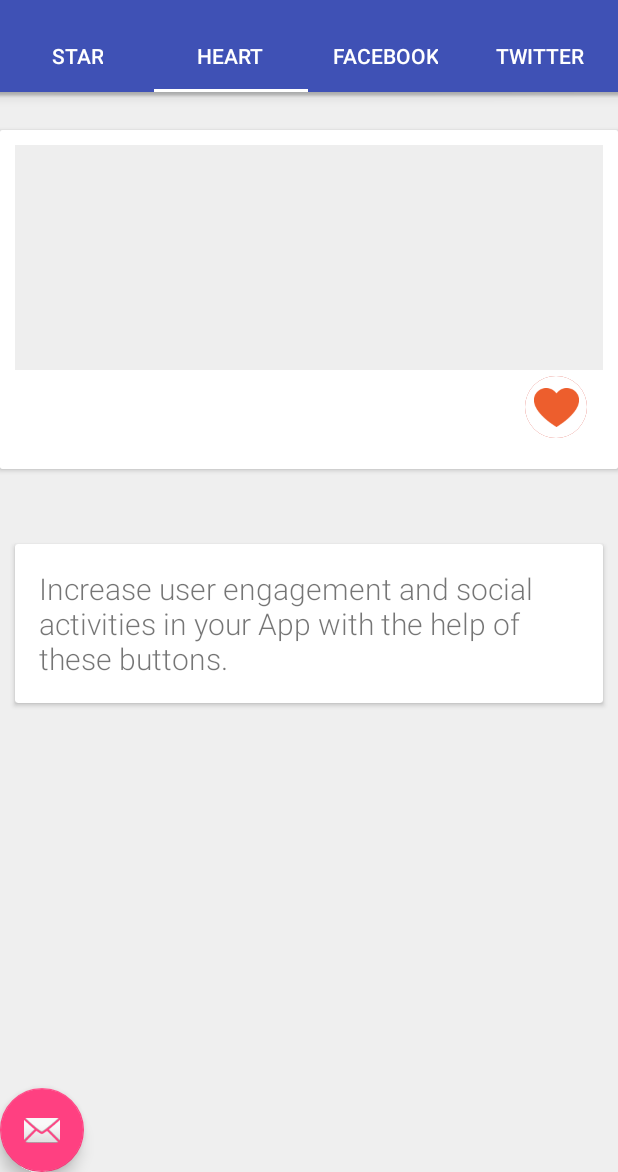
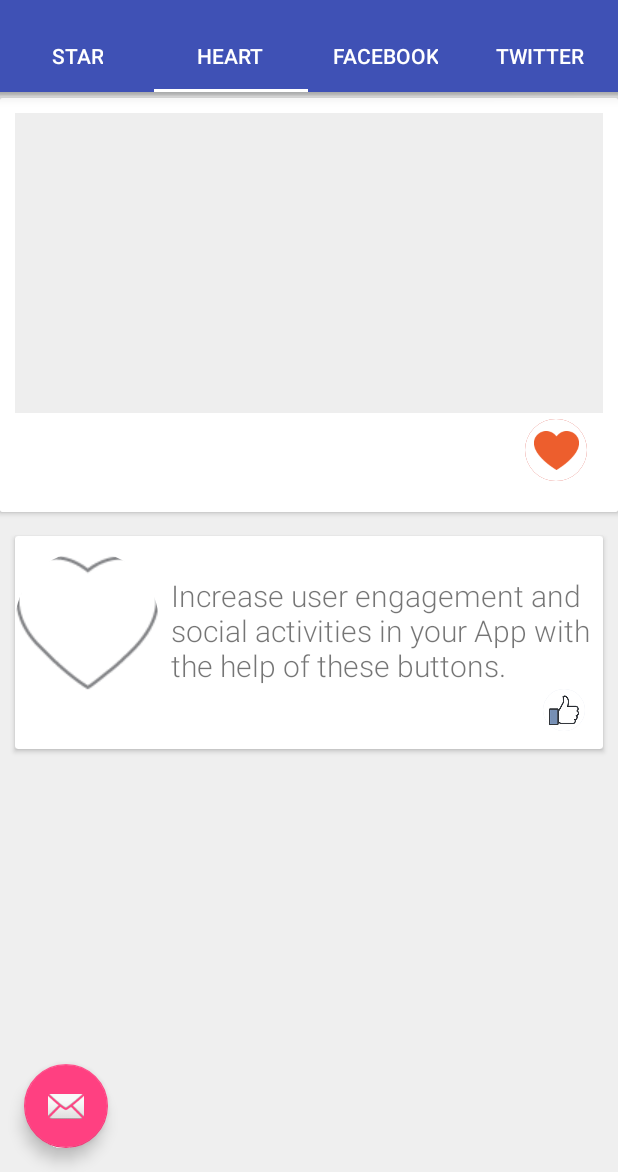
Before and after one commit to mhraju/Spark, an Android app: the screen it shows after launch (DemoActivity), tab 2 chosen, on a phone screen of 412 x 824 dp, the part 64-1236 px from its top. Run offline under Robolectric (Android 15) with nearby library versions, the phone set to English and light mode, and no system bars; our stand-ins replace CircleImageView; libraries missing offline, so code that uses them is left out: com.hanks.htextview, com.joaquimley.faboptions; plain views replace FabOptions; pictures from the network do not load; 7 statements that could not run were skipped.

Commit message:
heart changes

```diff
--- a/app/src/main/java/com/varunest/sample/DemoActivity.java
+++ b/app/src/main/java/com/varunest/sample/DemoActivity.java
@@ -173,14 +173,18 @@ public class DemoActivity extends AppCompatActivity {
         GlideDrawableImageViewTarget imageViewTarget = new GlideDrawableImageViewTarget(imageView);
         Glide.with(this).load(R.raw.bd_gift).into(imageViewTarget);
 
-        ((SparkButton) heartLayout.findViewById(R.id.heart_button)).setChecked(false);
+       /* ((SparkButton) heartLayout.findViewById(R.id.heart_button)).setChecked(true);
         new Handler().postDelayed(new Runnable() {
             @Override
             public void run() {
                 ((SparkButton) heartLayout.findViewById(R.id.heart_button)).setChecked(true);
                 ((SparkButton) heartLayout.findViewById(R.id.heart_button)).playAnimation();
             }
-        }, 300);
+        }, 300);*/
+
+        ((SparkButton) heartLayout.findViewById(R.id.heart_button)).playAnimation();
+
+        ((SparkButton) heartLayout.findViewById(R.id.facebook_button)).playAnimation();
     }
 
     private void playStarAnimation(final View starLayout) {
--- a/app/src/main/res/layout/activity_demo.xml
+++ b/app/src/main/res/layout/activity_demo.xml
@@ -8,34 +8,6 @@
     android:clipChildren="false"
     android:clipToPadding="false"
     tools:context="com.varunest.sample.DemoActivity">
-
-    <android.support.v7.widget.Toolbar
-        android:id="@+id/toolbar"
-        android:layout_width="match_parent"
-        android:layout_height="wrap_content"
-        android:minHeight="?actionBarSize"
-        android:background="@color/colorPrimary"
-        android:theme="@style/ThemeOverlay.AppCompat.Dark.ActionBar"
-        app:contentInsetLeft="0.0dip"
-        app:contentInsetStart="0.0dip"
-        app:popupTheme="@style/ThemeOverlay.AppCompat.Light">
-
-        <TextView
-            android:id="@+id/title"
-            style="@style/TextAppearance.AppCompat.Widget.ActionBar.Title"
-            android:layout_width="wrap_content"
-            android:layout_height="wrap_content"
-            android:layout_marginLeft="16dp"
-            android:fontFamily="sans-serif"
-            android:gravity="center_vertical"
-            android:lines="1"
-            android:paddingBottom="2.0dip"
-            android:paddingLeft="2.0dip"
-            android:paddingRight="2.0dip"
-            android:text="@string/app_name"
-            android:textColor="@android:color/white" />
-
-    </android.support.v7.widget.Toolbar>
 
 
     <android.support.design.widget.TabLayout
@@ -62,4 +34,34 @@
         android:layout_height="10.0dip"
         android:layout_below="@id/tabs"
         android:background="@drawable/bottom_shadow" />
+
+    <android.support.v7.widget.Toolbar
+        android:id="@+id/toolbar"
+        android:layout_width="match_parent"
+        android:layout_height="wrap_content"
+        android:minHeight="?actionBarSize"
+        android:background="@color/colorPrimary"
+        android:theme="@style/ThemeOverlay.AppCompat.Dark.ActionBar"
+        app:contentInsetLeft="0.0dip"
+        app:contentInsetStart="0.0dip"
+        app:popupTheme="@style/ThemeOverlay.AppCompat.Light"
+        android:layout_alignParentTop="true"
+        android:layout_alignParentStart="true">
+
+        <TextView
+            android:id="@+id/title"
+            style="@style/TextAppearance.AppCompat.Widget.ActionBar.Title"
+            android:layout_width="wrap_content"
+            android:layout_height="wrap_content"
+            android:layout_marginLeft="16dp"
+            android:fontFamily="sans-serif"
+            android:gravity="center_vertical"
+            android:lines="1"
+            android:paddingBottom="2.0dip"
+            android:paddingLeft="2.0dip"
+            android:paddingRight="2.0dip"
+            android:text="@string/app_name"
+            android:textColor="@android:color/white" />
+
+    </android.support.v7.widget.Toolbar>
 </RelativeLayout>
--- a/app/src/main/res/layout/activity_main.xml
+++ b/app/src/main/res/layout/activity_main.xml
@@ -25,6 +25,7 @@
         android:id="@+id/fab"
         android:layout_width="wrap_content"
         android:layout_height="wrap_content"
+        android:layout_margin="16dp"
         android:layout_gravity="bottom|center_vertical"
         app:srcCompat="@android:drawable/ic_dialog_email" />
 
--- a/app/src/main/res/layout/demo_heart.xml
+++ b/app/src/main/res/layout/demo_heart.xml
@@ -18,7 +18,7 @@
             android:layout_width="match_parent"
             android:layout_height="wrap_content"
             android:layout_gravity="center_horizontal"
-            android:layout_marginTop="25dp"
+            android:layout_marginTop="4dp"
             android:clipChildren="false"
             android:clipToPadding="false">
 
@@ -34,8 +34,10 @@
                 <ImageView
                     android:id="@+id/image_heart"
                     android:layout_width="match_parent"
-                    android:layout_height="150dp"
+                    android:layout_height="200dp"
                     android:background="#eee" />
+
+                <!--app:sparkbutton_inActiveImage="@drawable/heartassh"-->
 
                 <com.varunest.sparkbutton.SparkButton
                     android:id="@+id/heart_button"
@@ -47,7 +49,7 @@
                     android:layout_marginRight="16dp"
                     app:sparkbutton_animationSpeed=".85"
                     app:sparkbutton_activeImage="@drawable/redheart"
-                    app:sparkbutton_inActiveImage="@drawable/heartassh"
+
                     app:sparkbutton_iconSize="30dp"
                     app:sparkbutton_primaryColor="@color/heart_primary_color"
                     app:sparkbutton_secondaryColor="@color/heart_secondary_color" />
@@ -60,28 +62,59 @@
             android:layout_height="wrap_content"
             android:layout_marginLeft="10dp"
             android:layout_marginRight="10dp"
-            android:layout_marginTop="50dp"
+            android:layout_marginTop="16dp"
             android:clipChildren="false"
             android:clipToPadding="false">
 
-            <LinearLayout
+            <RelativeLayout
                 android:layout_width="match_parent"
                 android:layout_height="wrap_content"
                 android:clipChildren="false"
                 android:clipToPadding="false"
-                android:orientation="vertical">
+                android:layout_marginBottom="16dp"
+                android:orientation="horizontal">
+
+
+                <de.hdodenhof.circleimageview.CircleImageView
+                    xmlns:app="http://schemas.android.com/apk/res-auto"
+                    android:layout_width="wrap_content"
+                    android:layout_marginTop="8dp"
+                    android:layout_height="wrap_content"
+                    android:id="@+id/heartImage"
+                    android:src="@drawable/heart"
+                    android:layout_above="@+id/facebook_button" />
 
                 <TextView
-                    android:layout_width="match_parent"
+                    android:layout_toRightOf="@+id/heartImage"
+                    android:layout_width="wrap_content"
                     android:layout_height="wrap_content"
-                    android:layout_marginBottom="16dp"
-                    android:layout_marginLeft="16dp"
-                    android:layout_marginRight="16dp"
-                    android:layout_marginTop="16dp"
+                    android:layout_marginBottom="24dp"
+                    android:layout_marginLeft="8dp"
+                    android:layout_marginRight="8dp"
+                    android:layout_marginTop="8dp"
+                    android:id="@+id/heart_text"
+                    android:layout_centerVertical="true"
                     android:fontFamily="sans-serif-light"
                     android:text="@string/heart_layout_text"
                     android:textSize="20dp" />
-            </LinearLayout>
+
+                <com.varunest.sparkbutton.SparkButton
+                    android:id="@+id/facebook_button"
+                    android:layout_below="@+id/heart_text"
+                    android:layout_width="20dp"
+                    android:layout_height="20dp"
+                    android:layout_marginRight="16dp"
+                    android:layout_alignParentRight="true"
+                    app:sparkbutton_activeImage="@drawable/ic_thumb"
+                    app:sparkbutton_iconSize="20dp"
+                    app:sparkbutton_primaryColor="@color/facebook_primary_color"
+                    app:sparkbutton_secondaryColor="@color/facebook_secondary_color" />
+
+
+            </RelativeLayout>
+
+
+
         </android.support.v7.widget.CardView>
 
         <!--<LinearLayout
```
